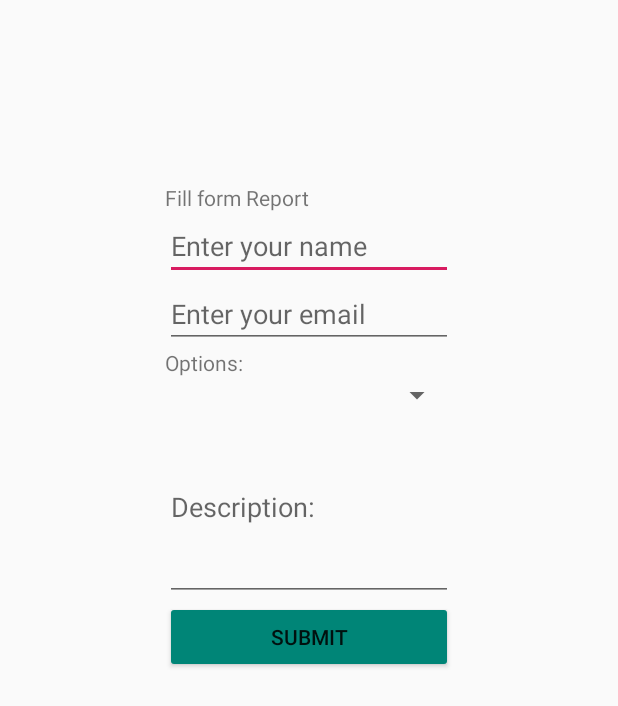
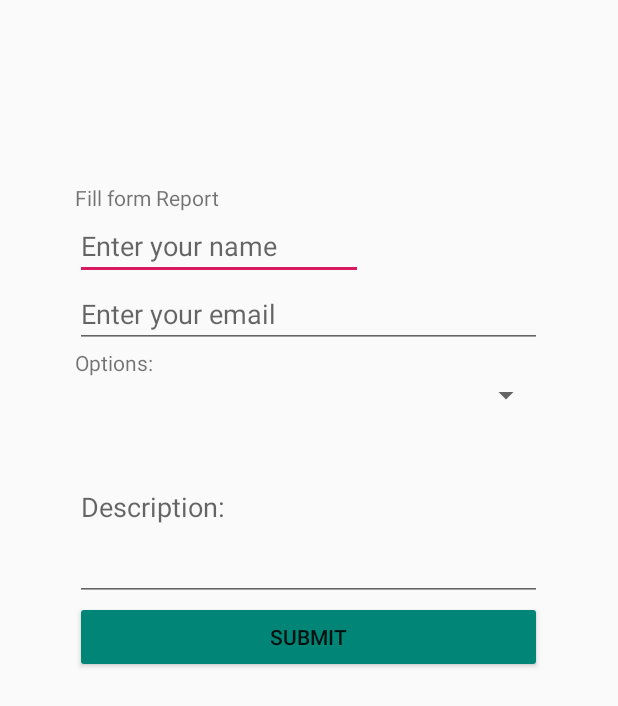
Before and after one commit to gevo222/ARFoodView, an Android app: the layout activity_help.xml on its own in the app's theme, with its tools: preview values and no code run, on a phone screen of 412 x 824 dp. Shown: the top 706 px of the screen. Run offline under Robolectric (Android 15) with nearby library versions, the light colour scheme and no system bars.

Commit message:
removed bar made help screen bigger

```diff
--- a/app/src/main/AndroidManifest.xml
+++ b/app/src/main/AndroidManifest.xml
@@ -17,6 +17,7 @@
         android:roundIcon="@mipmap/ic_launcher_round"
         android:supportsRtl="true"
         android:theme="@style/AppTheme">
+        <!--android:theme="@style/Theme.AppCompat.NoActionBar">-->
         <activity android:name=".helpActivity"></activity>
         <activity android:name=".SettingsActivity" />
         <activity android:name=".AllergyActivity" />
--- a/app/src/main/res/layout/activity_help.xml
+++ b/app/src/main/res/layout/activity_help.xml
@@ -6,12 +6,12 @@
     tools:context=".helpActivity">
 
     <LinearLayout
-        android:layout_width="wrap_content"
-        android:orientation="vertical"
-        android:layout_height="wrap_content"
+        android:layout_width="311dp"
+        android:layout_height="370dp"
         android:layout_alignParentTop="true"
         android:layout_centerHorizontal="true"
-        android:layout_marginTop="122dp">
+        android:layout_marginTop="122dp"
+        android:orientation="vertical">
 
         <TextView
             android:id="@+id/textView4"
--- a/app/src/main/res/values/styles.xml
+++ b/app/src/main/res/values/styles.xml
@@ -1,7 +1,7 @@
 <resources>
 
     <!-- Base application theme. -->
-    <style name="AppTheme" parent="Theme.AppCompat.Light.DarkActionBar">
+    <style name="AppTheme" parent="Theme.AppCompat.Light.NoActionBar">
         <!-- Customize your theme here. -->
         <item name="colorPrimary">@color/colorPrimary</item>
         <item name="colorPrimaryDark">@color/colorPrimaryDark</item>
```
